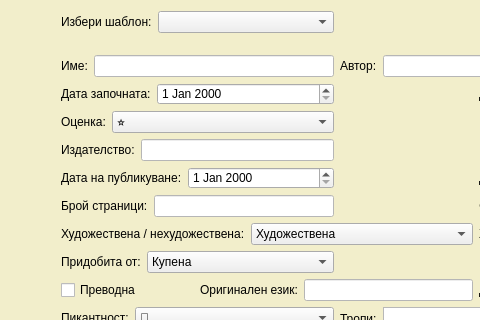
Qt form Readalot/createbook.ui (TanyaSeykova/Hackaton_2022) before a commit; both pictures show x 0 to 480 and y 0 to 320 of the 828 by 941 pixel window.
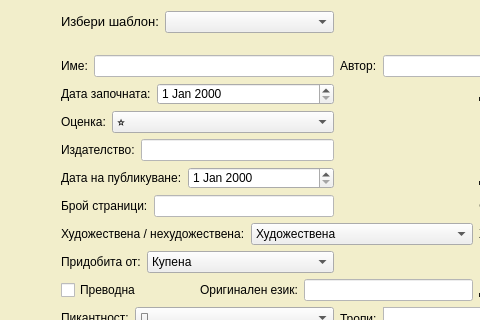
The same form after that commit.

Commit message: Symbol on go

```diff
--- a/Readalot/createbook.ui
+++ b/Readalot/createbook.ui
@@ -887,12 +887,16 @@
      <item row="0" column="0">
       <widget class="QLabel" name="label_28">
        <property name="text">
-        <string>Избери шаблон:</string>
+        <string>&lt;html&gt;&lt;head/&gt;&lt;body&gt;&lt;p&gt;&lt;span style=&quot; font-size:10pt;&quot;&gt;Избери шаблон:&lt;/span&gt;&lt;/p&gt;&lt;/body&gt;&lt;/html&gt;</string>
        </property>
       </widget>
      </item>
      <item row="0" column="1">
-      <widget class="QComboBox" name="comboBoxTemplate"/>
+      <widget class="QComboBox" name="comboBoxTemplate">
+       <property name="styleSheet">
+        <string notr="true">font: 10pt &quot;MS Shell Dlg 2&quot;;</string>
+       </property>
+      </widget>
      </item>
     </layout>
    </item>
```
The commit also changes 1 other file.
